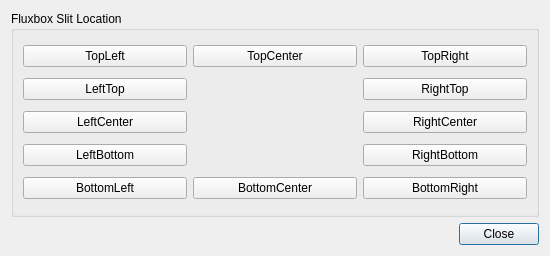
The window that picklocation.ui (AdrianTM/mx-dockmaker) describes before a commit, drawn with Qt 5.
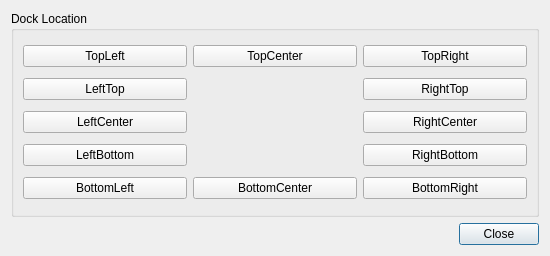
The same window after the commit.

```diff
--- a/picklocation.ui
+++ b/picklocation.ui
@@ -20,7 +20,7 @@
       <bool>true</bool>
      </property>
      <property name="title">
-      <string>Fluxbox Slit Location</string>
+      <string>Dock Location</string>
      </property>
      <layout class="QGridLayout" name="gridLayout_3">
       <item row="0" column="1">
```
